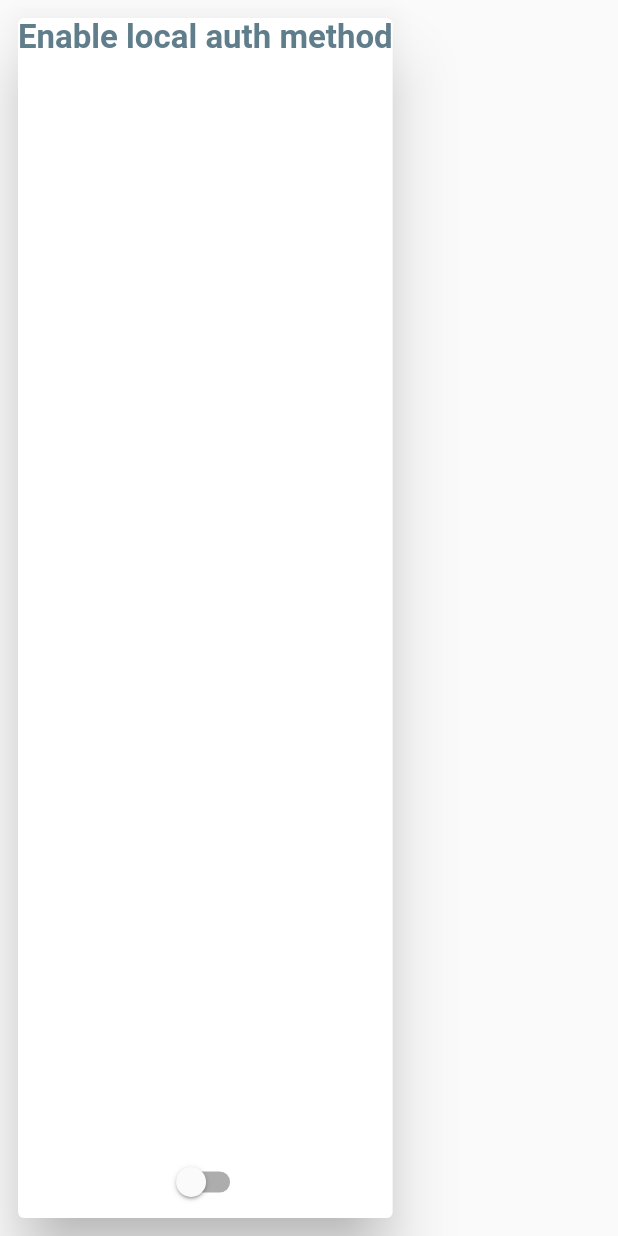
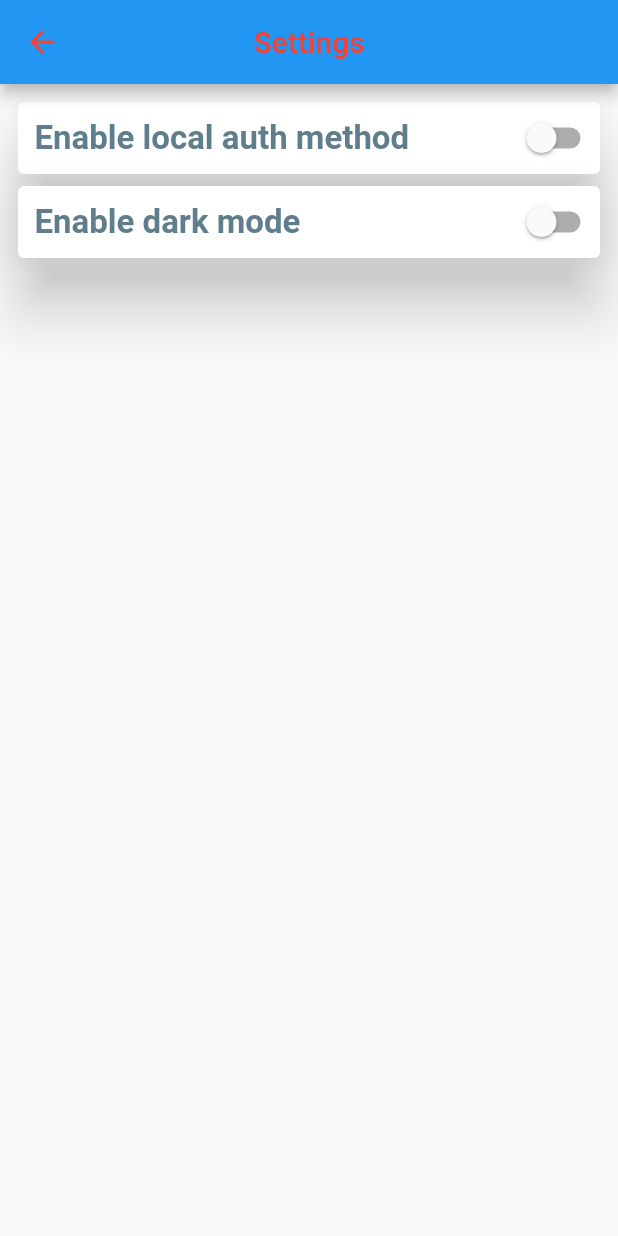
Before and after one commit to bibek-ranjan-saha/crazy_notes, a Flutter app: the AppSettings screen opened directly, on a phone screen of 412 x 824 dp. Run offline on Flutter 3.47's test engine with Material 2 defaults, Android fonts, the phone set to English and light mode, and no system bars; our stand-ins replace cached_network_image, cloud_firestore, firebase_auth, firebase_core, flutter_easyloading, flutter_linkify and 4 more; accounts and stored records are empty.

Commit message:
Theme support,added loading in login logout,fixed setting page

```diff
--- /dev/null
+++ b/lib/controllers/theme_manager.dart
@@ -0,0 +1,13 @@
+import 'package:flutter/material.dart';
+
+class ThemeManager with ChangeNotifier{
+  ThemeMode _mode = ThemeMode.light;
+
+  get themeMode => _mode;
+
+  toggleTheme(bool isDark)
+  {
+    _mode = isDark ? ThemeMode.dark : ThemeMode.light;
+    notifyListeners();
+  }
+}
--- a/lib/main.dart
+++ b/lib/main.dart
@@ -1,7 +1,9 @@
+import 'package:crazy_notes/constants/colors.dart';
 import 'package:crazy_notes/pages/home.dart';
 import 'package:crazy_notes/pages/login.dart';
 import 'package:firebase_core/firebase_core.dart';
 import 'package:flutter/material.dart';
+import 'package:flutter_easyloading/flutter_easyloading.dart';
 
 import 'controllers/google_auth.dart';
 
@@ -19,6 +21,10 @@ main() async {
   bool result = auth.currentUser?.uid != null;
   runApp(
     MaterialApp(
+        theme: lightTheme,
+        darkTheme: darkTheme,
+        themeMode: themeManager.themeMode,
+        builder: EasyLoading.init(),
         debugShowCheckedModeBanner: false,
         home: result ? const MyHomePage() : const LoginPage()),
   );
--- a/lib/pages/add_note.dart
+++ b/lib/pages/add_note.dart
@@ -1,6 +1,7 @@
 import 'package:cloud_firestore/cloud_firestore.dart';
 import 'package:crazy_notes/controllers/google_auth.dart';
 import 'package:flutter/material.dart';
+import 'package:flutter/foundation.dart';
 
 class AddNote extends StatefulWidget {
   const AddNote({Key? key, required this.title, required this.desc, this.ref})
@@ -28,7 +29,9 @@ class _AddNoteState extends State<AddNote> {
   @override
   Widget build(BuildContext context) {
 
-    print(desc.length);
+    if (kDebugMode) {
+      print(desc.length);
+    }
 
     return SafeArea(
         child: Scaffold(
--- a/lib/pages/setting.dart
+++ b/lib/pages/setting.dart
@@ -1,4 +1,6 @@
 import 'package:flutter/material.dart';
+import '../controllers/google_auth.dart';
+import '../controllers/theme_manager.dart';
 
 class AppSettings extends StatefulWidget {
   const AppSettings({Key? key}) : super(key: key);
@@ -11,21 +13,44 @@ class _SettingsState extends State<AppSettings> {
   bool enableAuth = false;
 
   @override
+  void dispose() {
+    themeManager.removeListener(themeListener);
+    super.dispose();
+  }
+
+  @override
+  void initState() {
+    themeManager = ThemeManager();
+    themeManager.addListener(themeListener);
+    super.initState();
+  }
+
+  themeListener() {
+    if (mounted) {
+      setState(() {});
+    }
+  }
+
+  @override
   Widget build(BuildContext context) {
     return Scaffold(
+      appBar: AppBar(
+        title: const Text("Settings"),
+        centerTitle: true,
+      ),
       body: Padding(
         padding: const EdgeInsets.all(8.0),
-        child: Row(
+        child: Column(
           children: [
             Card(
               elevation: 18,
-              child: Column(
+              child: Row(
                 children: [
                   Expanded(
                     child: Text(
                       enableAuth
-                          ? "Disable local auth methods"
-                          : "Enable local auth method",
+                          ? "  Disable local auth methods"
+                          : "  Enable local auth method",
                       style: const TextStyle(
                           fontSize: 22,
                           color: Colors.blueGrey,
@@ -42,6 +67,32 @@ class _SettingsState extends State<AppSettings> {
                       }),
                 ],
               ),
+            ),
+            Card(
+              elevation: 18,
+              child: Row(
+                children: [
+                  Expanded(
+                    child: Text(
+                      themeManager.themeMode == ThemeMode.dark
+                          ? "  Disable dark mode"
+                          : "  Enable dark mode",
+                      style: const TextStyle(
+                          fontSize: 22,
+                          color: Colors.blueGrey,
+                          fontWeight: FontWeight.w700),
+                      maxLines: 1,
+                    ),
+                  ),
+                  Switch.adaptive(
+                      value: themeManager.themeMode == ThemeMode.dark,
+                      onChanged: (value) {
+                        setState(() {
+                          themeManager.toggleTheme(value);
+                        });
+                      }),
+                ],
+              ),
             )
           ],
         ),
--- a/pubspec.yaml
+++ b/pubspec.yaml
@@ -49,6 +49,7 @@ dependencies:
   firebase_messaging: ^11.2.6
   get_storage: ^2.0.3
   google_fonts: ^2.3.1
+  rsa_encrypt: ^2.0.0
 
 
 dev_dependencies:
```
Also changed, not shown: lib/constants/colors.dart (added, +13 -0 lines), lib/controllers/google_auth.dart (+51 -34 lines), lib/controllers/notes_controller.dart (added, +17 -0 lines), lib/controllers/profile controller.dart (added, +24 -0 lines), lib/pages/home.dart (+10 -10 lines), pubspec.lock, 1 other file.
